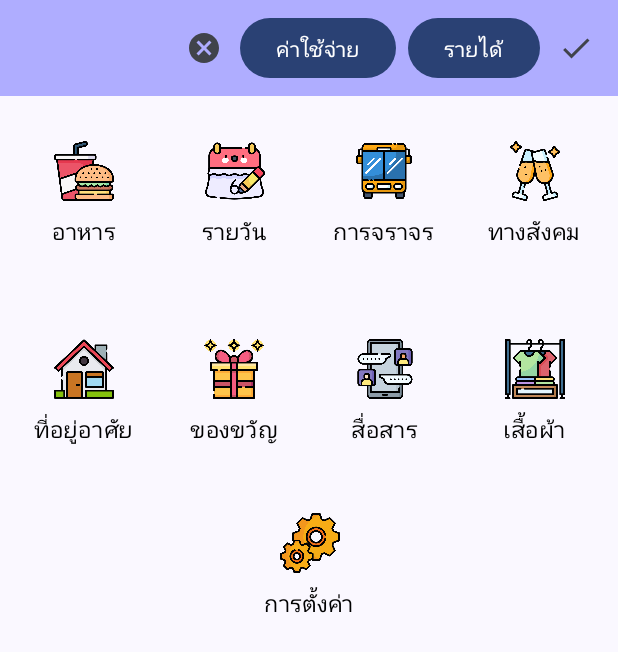
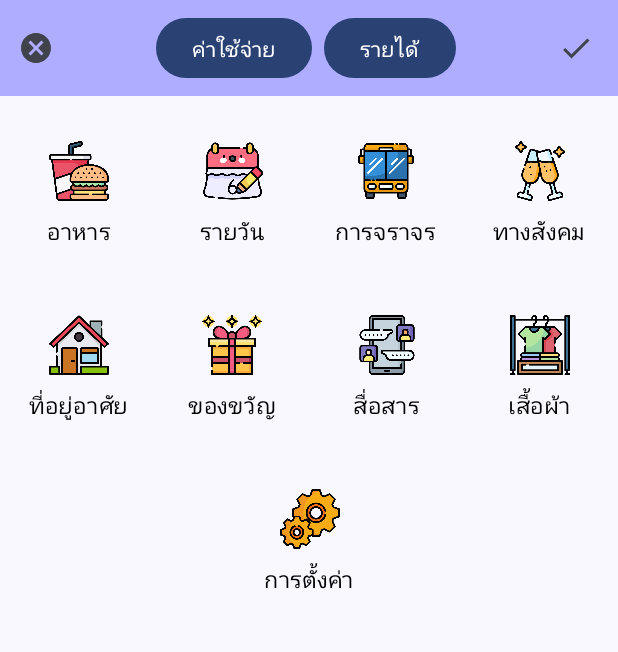
Before and after one commit to sorawitPHX/MoneyHubAndorid, an Android app built with Jetpack Compose: the screen it shows after launch (MainActivity), after a tap on "ค่าใช้จ่าย", on a phone screen of 412 x 824 dp. Shown: the top 652 px of the screen. Run offline under Robolectric (Android 15) with nearby library versions, the phone set to English and light mode, and no system bars; our stand-ins replace constraintlayout-compose.

Commit message:
ทำtopbarให้อยู่ตรงกลาง

```diff
--- a/app/src/main/java/com/example/moneyhubandorid/FinanceScreen.kt
+++ b/app/src/main/java/com/example/moneyhubandorid/FinanceScreen.kt
@@ -74,138 +74,133 @@ fun FinanceScreen() {
         mutableStateOf(0) // or use mutableStateOf(0)
     }
 
-    Column (
+    Column(
         modifier = Modifier.fillMaxSize(),
         horizontalAlignment = Alignment.CenterHorizontally,
-//        verticalArrangement = Arrangement.Center
-    ){
+        // verticalArrangement = Arrangement.Center
+    ) {
         CenterAlignedTopAppBar(
             title = {
-
+                /* ตัวอย่างเช่น */
             },
             actions = {
-                // Notificotions icon
+                // Notifications icon
                 IconButton(
                     onClick = {
-                            Toast.makeText(contextForToast, "ยกเลิกการแก้ไข", Toast.LENGTH_SHORT)
-                                .show()
+                        /* ตัวอย่างเช่น */
                     },
                     modifier = Modifier.size(48.dp) // กำหนดขนาดของปุ่ม
                 ) {
                     Icon(Icons.Default.Cancel, contentDescription = "ค่าใช้จ่าย")
                 }
-                    Button(onClick = {
-                        Toast.makeText(contextForToast,"ค่าใช้จ่าย", Toast.LENGTH_SHORT)
-                            .show()
-                    }) {
+                Spacer(modifier = Modifier.weight(1f))
+                // ปุ่ม "ค่าใช้จ่าย"
+                Button(
+                    onClick = {
+                        /* ตัวอย่างเช่น */
+                    }
+                ) {
                     Text("ค่าใช้จ่าย")
                 }
-                    Spacer(modifier = Modifier.width(8.dp)) // ตัวเว้นวรรค
-                    Button(onClick = {
-                        Toast.makeText(contextForToast,"รายได้", Toast.LENGTH_SHORT)
-                            .show()
-                    }) {
+                Spacer(modifier = Modifier.width(8.dp))
+                // ปุ่ม "รายได้"
+                Button(
+                    onClick = {
+                        /* ตัวอย่างเช่น */
+                    }
+                ) {
                     Text("รายได้")
                 }
+                Spacer(modifier = Modifier.weight(1f))
                 IconButton(
                     onClick = {
-                            Toast.makeText(contextForToast, "บันทึกข้อมูล", Toast.LENGTH_SHORT)
-                                .show()
+                        /* ตัวอย่างเช่น */
                     },
-                        modifier = Modifier.size(48.dp) // กำหนดขนาดของปุ่ม
+                    modifier = Modifier.size(48.dp)
                 ) {
                     Icon(Icons.Default.Check, contentDescription = "รายได้")
                 }
-
-
-            },//end action
+            },
             colors = TopAppBarDefaults.centerAlignedTopAppBarColors(
                 containerColor = Color.Blue.copy(alpha = 0.3f)
             )
         )
+        Spacer(modifier = Modifier.height(16.dp))
+        ExpenseIconButtonRow()
+        Spacer(modifier = Modifier.height(16.dp))
+        ExpenseIconButtonRow2()
+        Spacer(modifier = Modifier.height(16.dp))
+        Row(
+            horizontalArrangement = Arrangement.Center,
+            modifier = Modifier.fillMaxWidth()
+        ) {
+            ExpenseIconButton(
+                iconRes = R.drawable.settings,
+                label = "การตั้งค่า",
+                onClick = { /*TODO*/ }
+            )
+        }
+    }
+}
 
-
-Box(
+@Composable
+fun ExpenseIconButtonRow() {
+    Row(
+        horizontalArrangement = Arrangement.SpaceEvenly,
         modifier = Modifier.fillMaxWidth()
-
-)
-        Row (
-            horizontalArrangement = Arrangement.SpaceEvenly,
-            modifier = Modifier.padding(vertical = 16.dp)
-        ){
-
-
+    ) {
         ExpenseIconButton(
             iconRes = R.drawable.fast_food,
             label = "อาหาร",
             onClick = { /*TODO*/ }
         )
-
         ExpenseIconButton(
             iconRes = R.drawable.calendar_6540110,
             label = "รายวัน",
             onClick = { /*TODO*/ }
         )
-
-
         ExpenseIconButton(
             iconRes = R.drawable.bus_school,
             label = "การจราจร",
             onClick = { /*TODO*/ }
         )
-
         ExpenseIconButton(
             iconRes = R.drawable.toast,
             label = "ทางสังคม",
             onClick = { /*TODO*/ }
         )
+    }
+}
 
-        }
-        Row (
+@Composable
+fun ExpenseIconButtonRow2() {
+    Row(
         horizontalArrangement = Arrangement.SpaceEvenly,
-            modifier = Modifier.padding(vertical = 16.dp)
-        ){
-
-
+        modifier = Modifier.fillMaxWidth()
+    ) {
         ExpenseIconButton(
             iconRes = R.drawable.house,
             label = "ที่อยู่อาศัย",
             onClick = { /*TODO*/ }
         )
-
         ExpenseIconButton(
             iconRes = R.drawable.gift,
             label = "ของขวัญ",
             onClick = { /*TODO*/ }
         )
-
         ExpenseIconButton(
             iconRes = R.drawable.chat,
             label = "สื่อสาร",
             onClick = { /*TODO*/ }
         )
-
         ExpenseIconButton(
             iconRes = R.drawable.clothes_rack,
             label = "เสื้อผ้า",
             onClick = { /*TODO*/ }
         )
-
-        }
-        Row {
-
-            ExpenseIconButton(
-                iconRes = R.drawable.settings,
-                label = "การตั้งค่า",
-                onClick = { /*TODO*/ }
-            )
-
-
-        }
     }
 
 }
-
 @Composable
 fun ExpenseIconButton(
     iconRes: Int,
@@ -215,15 +210,9 @@ fun ExpenseIconButton(
     IconButton(
         onClick = onClick,
         modifier = Modifier.size(100.dp)
-
     ) {
         Box(
             modifier = Modifier
-//                .border(
-//                    width = 1.dp,
-//                    color = Color.Gray.copy(alpha = 0.5f),
-//                    shape = RoundedCornerShape(10.dp)
-//                )
                 .padding(10.dp)
                 .size(120.dp)
                 .aspectRatio(1f),
@@ -232,7 +221,6 @@ fun ExpenseIconButton(
             Column(
                 verticalArrangement = Arrangement.Center,
                 horizontalAlignment = Alignment.CenterHorizontally
-                // เพิ่ม horizontalAlignment เพื่อจัดให้เนื้อหาอยู่กึ่งกลางในแนวนอน
             ) {
                 Image(
                     painter = painterResource(iconRes),
@@ -250,81 +238,3 @@ fun ExpenseIconButton(
         }
     }
 }
-
-//    ConstraintLayout(
-//        modifier = Modifier.fillMaxSize()
-//    ) {
-//        val ( secondText, catImage) = createRefs()
-//
-//
-//
-//        Text(
-//            text = "We are cats!",
-//            style = TextStyle(Color.Black),
-//            fontSize = 30.sp,
-//            modifier = Modifier
-//                .padding(5.dp)
-//                .constrainAs(secondText) {
-//                    centerHorizontallyTo(parent)
-//                    top.linkTo(catImage.bottom)
-//                }
-//        )
-//
-//        Image(
-//            painter = painterResource(id = R.drawable.cartoon_cat),
-//            contentDescription = null,
-//            contentScale = ContentScale.Fit,
-//            modifier = Modifier
-//                .size(300.dp)
-//                .constrainAs(catImage) {
-//                    centerHorizontallyTo(parent)
-//                    top.linkTo(catImage.top)
-//                }
-//        )
-//
-//
-//    }
-//    ConstraintLayout(
-//        modifier = Modifier.fillMaxSize()
-//    ) {
-//        val (secondText, catImage) = createRefs()
-//
-//        Text(
-//            text = "We are cats!",
-//            style = TextStyle(Color.Black),
-//            fontSize = 30.sp,
-//            modifier = Modifier
-//                .padding(5.dp)
-//                .constrainAs(secondText) {
-//                    centerHorizontallyTo(parent)
-//                    top.linkTo(catImage.bottom)
-//                }
-//        )
-
-//        ImageButton(
-//            onClick = {
-//                Toast.makeText(contextForToast, "คุณกำลังคลิกที่รูปภาพ", Toast.LENGTH_SHORT).show()
-//            },
-//            content = {
-//                Image(
-//                    painter = painterResource(id = R.drawable.cartoon_cat),
-//                    contentDescription = null,
-//                    contentScale = ContentScale.Fit,
-//                    modifier = Modifier
-//                        .size(300.dp)
-//                )
-//                Text(
-//                    text = "กดที่รูปภาพ",
-//                    color = Color.White,
-//                    modifier = Modifier
-//                        .align(Alignment.BottomCenter)
-//                        .padding(8.dp)
-//                )
-//            },
-//            modifier = Modifier
-//                .size(300.dp)
-//                .constrainAs(catImage) {
-//                    centerHorizontallyTo(parent)
-//                    top.linkTo(parent.top)
-//                }
-//        )
```
Lines whose indentation alone changed are shown as unchanged.
